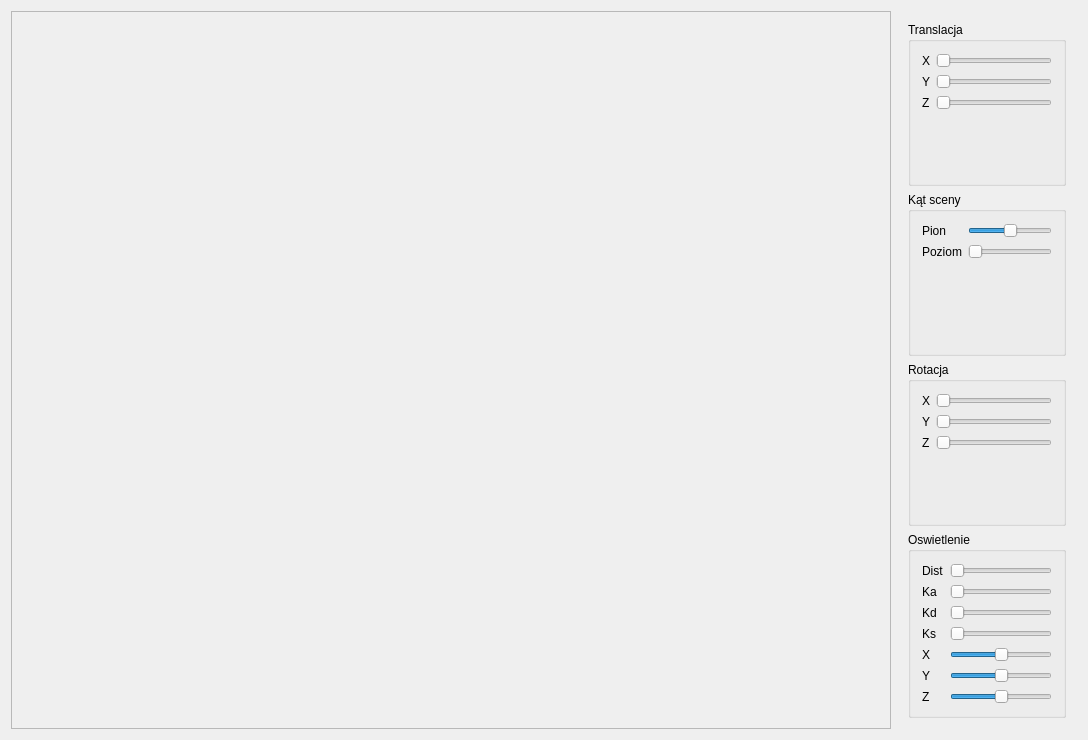
Old version of the form widget.ui in the repository mcharmas/Graph6.
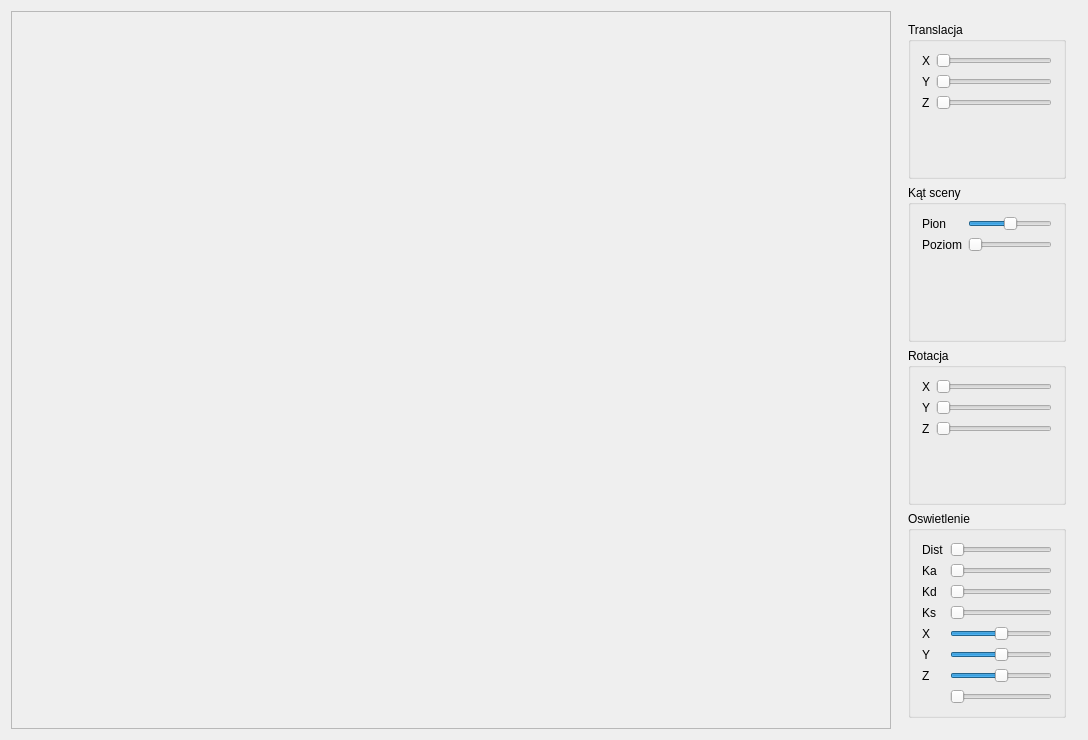
New version of the form.

Patch:
```diff
--- a/widget.ui
+++ b/widget.ui
@@ -399,6 +399,19 @@
            </property>
           </widget>
          </item>
+         <item row="11" column="1">
+          <widget class="QSlider" name="typeSlider">
+           <property name="maximum">
+            <number>3</number>
+           </property>
+           <property name="singleStep">
+            <number>1</number>
+           </property>
+           <property name="orientation">
+            <enum>Qt::Horizontal</enum>
+           </property>
+          </widget>
+         </item>
         </layout>
        </widget>
       </item>
```
